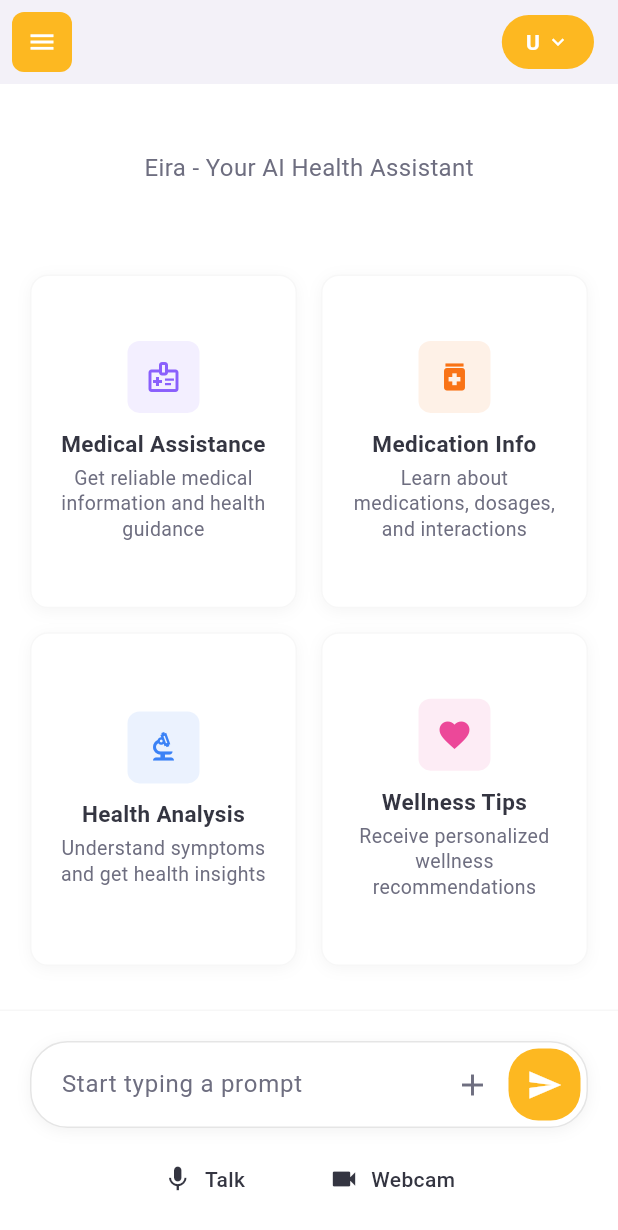
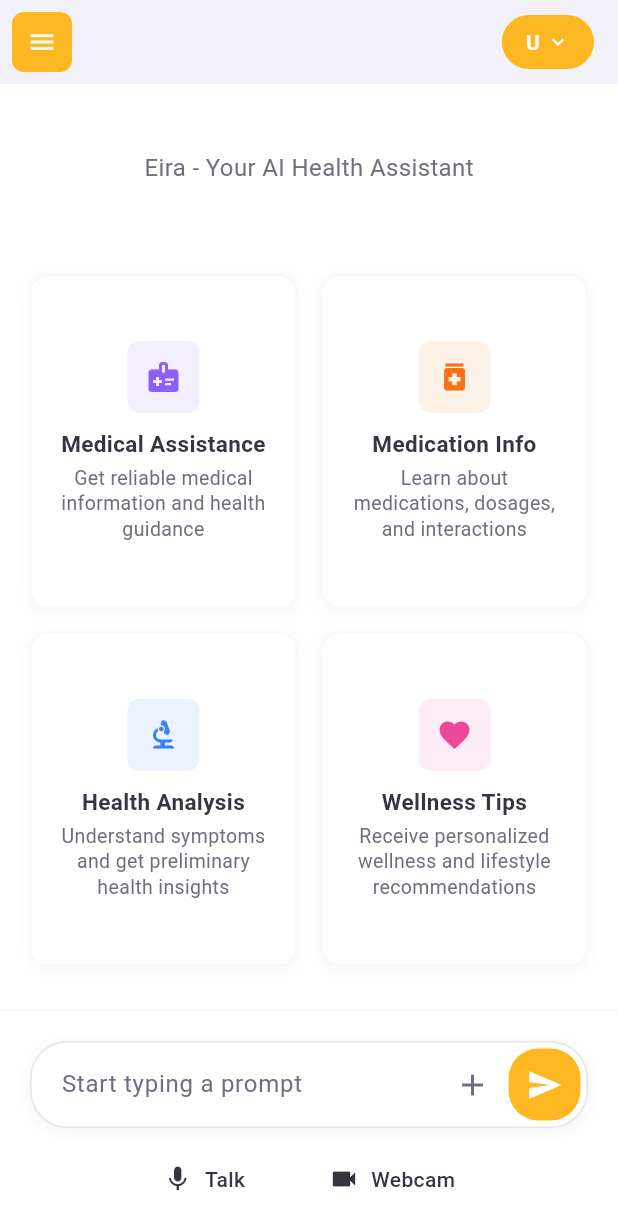
Before and after one commit to BOCK-HEALTH/EiraUIFlutter, a Flutter app: the screen it shows after launch, scrolled down 330 dp, on a phone screen of 412 x 824 dp. Shown: the top 1230 px of the screen. Run offline on Flutter 3.47's test engine with Material 3 defaults, Android fonts, the phone set to English and light mode, and no system bars; our stand-ins replace camera, dio, file_picker, image_picker, permission_handler, speech_to_text; missing offline and left inert: flutter_sound.

Commit message:
Video and Audio icon corrected

```diff
--- a/lib/main.dart
+++ b/lib/main.dart
@@ -14,6 +14,7 @@ import 'package:dio/dio.dart';
 import 'package:mime/mime.dart';
 import 'package:http_parser/http_parser.dart';
 
+
 // --- THEME AND STYLING ---
 const Color kEiraYellow = Color(0xFFFDB821);
 const Color kEiraYellowLight = Color(0xFFFFF8E6);
@@ -39,6 +40,8 @@ void main() async {
 
 class EiraApp extends StatelessWidget {
   const EiraApp({super.key});
+
+
 
   @override
   Widget build(BuildContext context) {
@@ -244,12 +247,15 @@ class _HomeScreenState extends State<HomeScreen> {
 
       if (_audioRecorder != null) {
         final tempDir = await getTemporaryDirectory();
-        final fileName = 'audio_${DateTime.now().millisecondsSinceEpoch}.aac';
+
+        // Use .wav extension for the filename
+        final fileName = 'audio_${DateTime.now().millisecondsSinceEpoch}.wav';
         final filePath = '${tempDir.path}/$fileName';
 
+        // Use the pcm16WAV codec to record a WAV file
         await _audioRecorder!.startRecorder(
           toFile: filePath,
-          codec: Codec.aacADTS,
+          codec: Codec.pcm16WAV,
         );
 
         setState(() {
@@ -365,29 +371,47 @@ class _HomeScreenState extends State<HomeScreen> {
     }
   }
 
+  // --- MODIFIED FUNCTION WITH FILE RENAME LOGIC ---
   Future<void> _stopVideoRecording() async {
     try {
       if (_cameraController != null && _isRecordingVideo) {
-        final file = await _cameraController!.stopVideoRecording();
+        final XFile tempFile = await _cameraController!.stopVideoRecording();
 
         setState(() {
           _isRecordingVideo = false;
         });
 
-        final savedFile = File(file.path);
-        if (savedFile.existsSync()) {
+        final File originalFile = File(tempFile.path);
+
+        // Define a new path with the correct .mp4 extension
+        final Directory directory = await getTemporaryDirectory();
+        final String newPath = path.join(
+          directory.path,
+          'video_${DateTime.now().millisecondsSinceEpoch}.mp4',
+        );
+
+        // Rename the temp file to the new path
+        final File newFile = await originalFile.rename(newPath);
+
+        print('✅ Video file renamed to: ${newFile.path}');
+
+        if (newFile.existsSync()) {
           setState(() {
-            _pendingFiles.add(savedFile);
+            _pendingFiles.add(newFile); // Add the correctly named file
           });
 
           _showSnackBar('Video recorded! Press send to share.', Colors.green);
+        } else {
+          print('❌ Error: Renamed file does not exist at ${newFile.path}');
+          _showErrorDialog('Failed to save the recorded video file.');
         }
       }
     } catch (e) {
-      print('Error stopping video recording: $e');
+      print('❌ Error stopping video recording: $e');
       _showErrorDialog('Failed to stop video recording: $e');
     }
   }
+
 
   Future<void> _pickFiles() async {
     try {
@@ -688,29 +712,14 @@ class PendingFileChip extends StatelessWidget {
 
   @override
   Widget build(BuildContext context) {
-    final fileName = path.basename(file.path);
-    final fileType = _getFileType(file.path);
-
-    // Determine display name for recording types
-    String displayName;
-    IconData displayIcon;
-
-    if (fileType == 'Audio') {
-      displayName = 'Voice Recording';
-      displayIcon = Icons.mic;
-    } else if (fileType == 'Video') {
-      displayName = 'Video Recording';
-      displayIcon = Icons.videocam;
-    } else {
-      displayName = fileName;
-      displayIcon = _getFileIcon(file.path);
-    }
+    final displayName = path.basename(file.path);
+    final displayIcon = _getFileIcon(file.path);
 
     return Container(
-      padding: const EdgeInsets.symmetric(horizontal: 12, vertical: 8), // Smaller padding
+      padding: const EdgeInsets.symmetric(horizontal: 12, vertical: 8),
       decoration: BoxDecoration(
         color: Colors.grey.shade100,
-        borderRadius: BorderRadius.circular(20), // Pill shape
+        borderRadius: BorderRadius.circular(20),
         border: Border.all(color: kEiraBorder),
       ),
       child: Row(
@@ -718,15 +727,15 @@ class PendingFileChip extends StatelessWidget {
         children: [
           Icon(
             displayIcon,
-            color: kEiraTextSecondary, // Icon color as in image
+            color: kEiraTextSecondary,
             size: 16,
           ),
-          const SizedBox(width: 6), // Smaller spacing
+          const SizedBox(width: 6),
           Flexible(
             child: Text(
               displayName,
               style: const TextStyle(
-                fontSize: 13, // Smaller font size
+                fontSize: 13,
                 color: kEiraText,
                 fontFamily: 'Roboto',
               ),
@@ -739,33 +748,26 @@ class PendingFileChip extends StatelessWidget {
             onTap: onRemove,
             child: const Icon(
               Icons.close,
-              color: kEiraTextSecondary, // Close icon color as in image
-              size: 14, // Smaller close icon
-            ),
-          ),
-        ],
-      ),
-    );
-  }
-
-  String _getFileType(String path) {
-    final extension = path.split('.').last.toLowerCase();
-    if (['pdf'].contains(extension)) return 'Document';
-    if (['jpg', 'jpeg', 'png'].contains(extension)) return 'Image';
-    if (['mp4', 'mov'].contains(extension)) return 'Video';
-    if (['mp3', 'aac', 'wav'].contains(extension)) return 'Audio';
-    return 'File';
-  }
-
+              color: kEiraTextSecondary,
+              size: 14,
+            ),
+          ),
+        ],
+      ),
+    );
+  }
+
+  // This function now works correctly because the file extension is guaranteed to be .mp4
   IconData _getFileIcon(String path) {
     final extension = path.split('.').last.toLowerCase();
-    if (['pdf'].contains(extension)) return Icons.insert_drive_file; // Changed to generic file icon for PDF
+    if (['pdf'].contains(extension)) return Icons.insert_drive_file;
     if (['jpg', 'jpeg', 'png'].contains(extension)) return Icons.image;
     if (['mp4', 'mov'].contains(extension)) return Icons.videocam;
-    if (['mp3', 'aac', 'wav'].contains(extension)) return Icons.mic; // Changed to mic for audio files
+    if (['mp3', 'aac', 'wav'].contains(extension)) return Icons.mic;
     return Icons.insert_drive_file;
   }
 }
+
 
 class AppDrawer extends StatelessWidget {
   final VoidCallback onNewSession;
@@ -872,16 +874,13 @@ class WelcomeView extends StatelessWidget {
         children: [
           const SizedBox(height: 60),
 
-          // --- MODIFIED SECTION START ---
-          // Increased the width and height to make the logo larger
           Image.asset(
-            'assets/images/Eira.png', // Correct path to your PNG logo
-            width: 250, // Value increased for a larger logo
-            height: 250, // Value increased for a larger logo
-          ),
-          // --- MODIFIED SECTION END ---
-
-          const SizedBox(height: 24), // Adjusted spacing
+            'assets/images/Eira.png',
+            width: 250,
+            height: 250,
+          ),
+
+          const SizedBox(height: 24),
 
           const Text(
             "Eira - Your AI Health Assistant",
@@ -895,42 +894,41 @@ class WelcomeView extends StatelessWidget {
 
           const SizedBox(height: 60),
 
-          // Capability cards in 2x2 grid layout
           GridView.builder(
-            shrinkWrap: true, // Important to make GridView work inside SingleChildScrollView
-            physics: const NeverScrollableScrollPhysics(), // Disable GridView's own scrolling
+            shrinkWrap: true,
+            physics: const NeverScrollableScrollPhysics(),
             gridDelegate: const SliverGridDelegateWithFixedCrossAxisCount(
-              crossAxisCount: 2, // 2 columns
-              crossAxisSpacing: 16.0, // Spacing between columns
-              mainAxisSpacing: 16.0, // Spacing between rows
-              childAspectRatio: 0.8, // Adjusted aspect ratio to give more vertical space
-            ),
-            itemCount: 4, // Total number of cards
+              crossAxisCount: 2,
+              crossAxisSpacing: 16.0,
+              mainAxisSpacing: 16.0,
+              childAspectRatio: 0.8,
+            ),
+            itemCount: 4,
             itemBuilder: (context, index) {
               List<Map<String, dynamic>> cardsData = [
    {
-                  'icon': Icons.medical_information_outlined, // Prescription/medical record icon
+    'icon': Icons.medical_information,
     'title': 'Medical Assistance',
     'description': 'Get reliable medical information and health guidance',
-                  'color': const Color(0xFF8A5FFC), // Purple
+    'color': const Color(0xFF8A5FFC),
   },
   {
-                  'icon': Icons.medication, // Pill/capsule icon
+    'icon': Icons.medication,
     'title': 'Medication Info',
     'description': 'Learn about medications, dosages, and interactions',
-                  'color': const Color(0xFFF97316), // Orange
+    'color': const Color(0xFFF97316),
   },
   {
-                  'icon': Icons.biotech_outlined, // DNA/analysis icon
+    'icon': Icons.biotech,
     'title': 'Health Analysis',
-                  'description': 'Understand symptoms and get health insights',
-                  'color': const Color(0xFF3B82F6), // Blue
+    'description': 'Understand symptoms and get preliminary health insights',
+    'color': const Color(0xFF3B82F6),
   },
   {
-                  'icon': Icons.favorite, // Heart icon
+    'icon': Icons.favorite,
     'title': 'Wellness Tips',
-                  'description': 'Receive personalized wellness recommendations',
-                  'color': const Color(0xFFEC4899), // Pink
+    'description': 'Receive personalized wellness and lifestyle recommendations',
+    'color': const Color(0xFFEC4899),
   },
 ];
 
@@ -939,7 +937,7 @@ class WelcomeView extends StatelessWidget {
                 icon: card['icon'],
                 title: card['title'],
                 description: card['description'],
-                color: card['color'], // Pass color to the card
+                color: card['color'],
                 onTap: () {
                   print('${card['title']} card tapped');
                   onCapabilityTap();
@@ -959,7 +957,7 @@ class CapabilityCard extends StatelessWidget {
   final IconData icon;
   final String title;
   final String description;
-  final Color color; // Added color property
+  final Color color;
   final VoidCallback onTap;
 
   const CapabilityCard({
@@ -967,7 +965,7 @@ class CapabilityCard extends StatelessWidget {
     required this.icon,
     required this.title,
     required this.description,
-    required this.color, // Added to constructor
+    required this.color,
     required this.onTap,
   });
 
@@ -977,8 +975,7 @@ class CapabilityCard extends StatelessWidget {
       onTap: onTap,
       borderRadius: BorderRadius.circular(12),
       child: Container(
-        // Removed fixed width to allow GridView to manage sizing
-        padding: const EdgeInsets.all(16), // Reduced padding slightly
+        padding: const EdgeInsets.all(16),
         decoration: BoxDecoration(
           color: kEiraBackground,
           border: Border.all(color: kEiraBorder.withOpacity(0.3)),
@@ -991,29 +988,29 @@ class CapabilityCard extends StatelessWidget {
             ),
           ],
         ),
-        child: Column( // Changed to Column for vertical alignment of icon and text
+        child: Column(
           mainAxisAlignment: MainAxisAlignment.center,
           children: [
             Container(
               width: 48,
               height: 48,
               decoration: BoxDecoration(
-                color: color.withOpacity(0.1), // Use passed color for background tint
+                color: color.withOpacity(0.1),
                 borderRadius: BorderRadius.circular(8),
               ),
               child: Icon(
                 icon,
-                color: color, // Use passed color for the icon itself
+                color: color,
                 size: 24,
               ),
             ),
-            const SizedBox(height: 10), // Spacing between icon and title
+            const SizedBox(height: 10),
             Text(
               title,
               textAlign: TextAlign.center,
               style: const TextStyle(
                 fontWeight: FontWeight.w600,
-                fontSize: 15, // Slightly reduced font size
+                fontSize: 15,
                 color: kEiraText,
                 fontFamily: 'Roboto',
               ),
@@ -1023,13 +1020,13 @@ class CapabilityCard extends StatelessWidget {
               description,
               textAlign: TextAlign.center,
               style: const TextStyle(
-                fontSize: 13, // Slightly reduced font size
+                fontSize: 13,
                 color: kEiraTextSecondary,
                 height: 1.3,
                 fontFamily: 'Roboto',
               ),
-              maxLines: 3, // Allow up to 3 lines for description
-              overflow: TextOverflow.ellipsis, // Add ellipsis for overflow
+              maxLines: 3,
+              overflow: TextOverflow.ellipsis,
             ),
           ],
         ),
@@ -1066,7 +1063,7 @@ class MessagesListView extends StatelessWidget {
         return MessageBubble(
           isUser: message.isUser,
           text: message.text,
-          attachments: message.attachments, // Pass attachments back to MessageBubble
+          attachments: message.attachments,
           timestamp: message.timestamp,
         );
       },
```
Also changed, not shown: 1 other file. Lines whose indentation alone changed are shown as unchanged.
